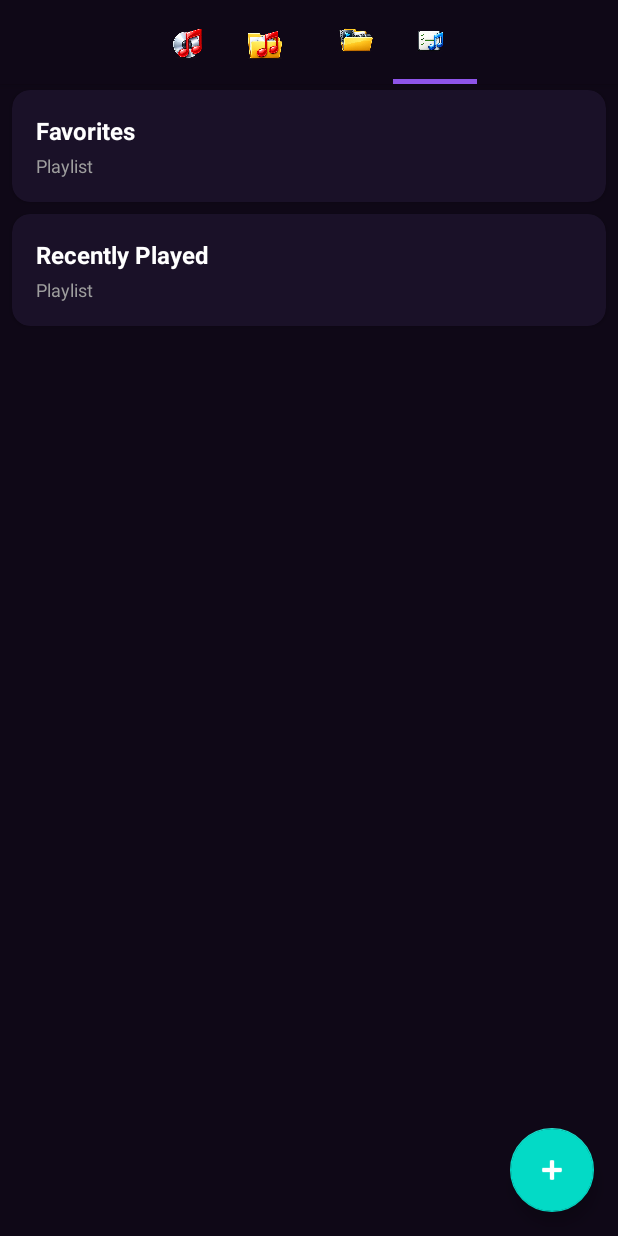
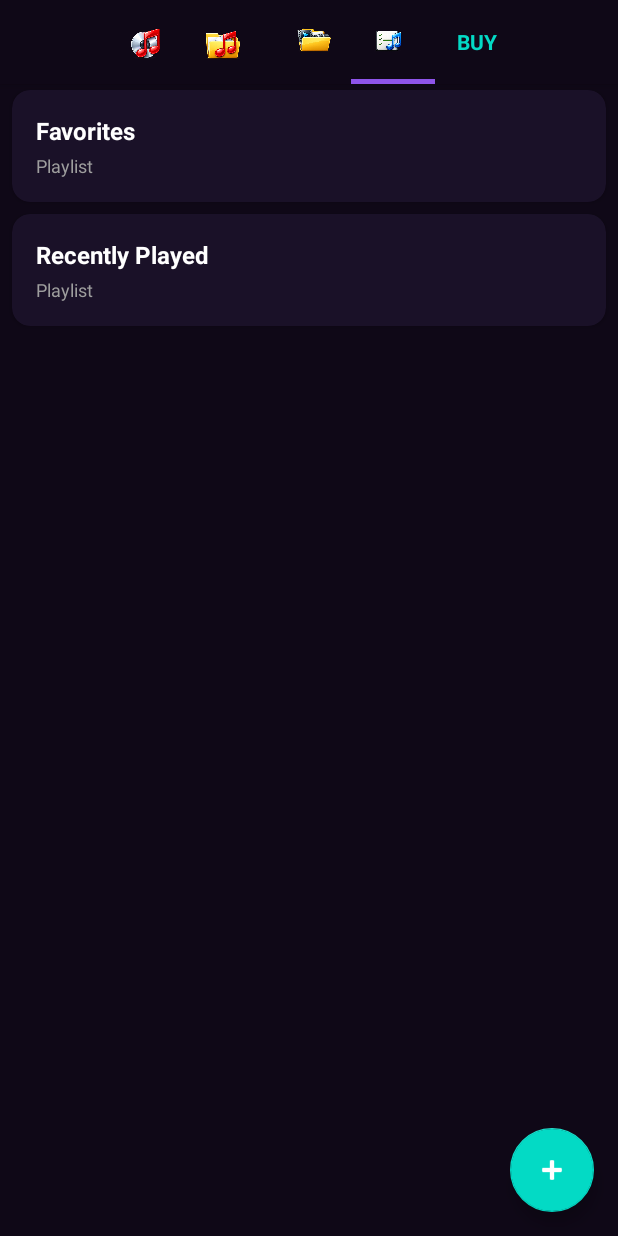
Before and after one commit to mafunacm/music, an Android app built with Jetpack Compose: the screen it shows after launch (MainActivity), tab 4 chosen, on a phone screen of 412 x 824 dp. Run offline under Robolectric (Android 15) with nearby library versions, the light colour scheme and no system bars; our stand-ins replace Room's generated code.

Commit message:
Update colors to teal, fix shuffle icon, and add BUY tab

```diff
--- a/app/src/main/java/com/musicplayer/MainActivity.kt
+++ b/app/src/main/java/com/musicplayer/MainActivity.kt
@@ -39,7 +39,8 @@ class MainActivity : AppCompatActivity() {
         AudioBrowseFragment.newInstance(),
         FolderBrowseFragment.newInstance(),
         VideoFolderBrowseFragment.newInstance(),
-        PlaylistBrowseFragment.newInstance()
+        PlaylistBrowseFragment.newInstance(),
+        com.musicplayer.fragments.BuyFragment.newInstance()
     )
 
     override fun onCreate(savedInstanceState: Bundle?) {
@@ -88,6 +89,23 @@ class MainActivity : AppCompatActivity() {
                 )
             }
         }
+        lifecycleScope.launch {
+            viewModel.shuffleModeEnabled.collectLatest { enabled ->
+                val color = if (enabled) getColor(R.color.accent_teal) else getColor(R.color.text_secondary)
+                binding.btnMiniShuffle.imageTintList = android.content.res.ColorStateList.valueOf(color)
+            }
+        }
+        lifecycleScope.launch {
+            viewModel.repeatMode.collectLatest { mode ->
+                val (icon, color) = when (mode) {
+                    androidx.media3.common.Player.REPEAT_MODE_OFF -> R.drawable.ic_repeat to R.color.text_secondary
+                    androidx.media3.common.Player.REPEAT_MODE_ONE -> R.drawable.ic_repeat_one to R.color.accent_teal
+                    else -> R.drawable.ic_repeat_all to R.color.accent_teal
+                }
+                binding.btnMiniRepeat.setImageResource(icon)
+                binding.btnMiniRepeat.imageTintList = android.content.res.ColorStateList.valueOf(getColor(color))
+            }
+        }
     }
 
     private fun setupTabs() {
@@ -96,6 +114,14 @@ class MainActivity : AppCompatActivity() {
         binding.viewPager.isUserInputEnabled = false
 
         TabLayoutMediator(binding.tabLayout, binding.viewPager) { tab, position ->
+            if (position == 4) {
+                val textView = android.widget.TextView(this)
+                textView.text = "BUY"
+                textView.setTextColor(getColor(R.color.accent_teal))
+                textView.setTypeface(null, android.graphics.Typeface.BOLD)
+                textView.gravity = android.view.Gravity.CENTER
+                tab.customView = textView
+            } else {
                 val customView = layoutInflater.inflate(R.layout.custom_tab, null)
                 val iconView = customView.findViewById<ImageView>(R.id.tabIcon)
                 iconView.setImageResource(when (position) {
@@ -105,6 +131,7 @@ class MainActivity : AppCompatActivity() {
                     else -> R.drawable.ic_tab_playlist
                 })
                 tab.customView = customView
+            }
         }.attach()
 
         binding.tabLayout.tabIconTint = null
@@ -119,6 +146,12 @@ class MainActivity : AppCompatActivity() {
         }
         binding.btnMiniPrev.setOnClickListener {
             viewModel.playPrevious()
+        }
+        binding.btnMiniShuffle.setOnClickListener {
+            viewModel.toggleShuffle()
+        }
+        binding.btnMiniRepeat.setOnClickListener {
+            viewModel.toggleRepeatMode()
         }
         binding.miniPlayer.setOnClickListener {
             startActivity(Intent(this, PlaylistActivity::class.java))
--- a/app/src/main/java/com/musicplayer/PlaylistActivity.kt
+++ b/app/src/main/java/com/musicplayer/PlaylistActivity.kt
@@ -274,7 +274,7 @@ class PlaylistActivity : AppCompatActivity() {
                 }
         launch {
             viewModel.shuffleModeEnabled.collect { enabled ->
-                val color = if (enabled) getColor(R.color.primary) else getColor(R.color.text_secondary)
+                val color = if (enabled) getColor(R.color.accent_teal) else getColor(R.color.text_secondary)
                 binding.fullPlayer.btnShuffle.setImageResource(R.drawable.ic_shuffle)
                 binding.fullPlayer.btnShuffle.imageTintList = android.content.res.ColorStateList.valueOf(color)
                 binding.btnShuffleHeader.setImageResource(R.drawable.ic_shuffle)
@@ -285,8 +285,8 @@ class PlaylistActivity : AppCompatActivity() {
             viewModel.repeatMode.collect { mode ->
                 val (icon, color) = when (mode) {
                     androidx.media3.common.Player.REPEAT_MODE_OFF -> R.drawable.ic_repeat to R.color.text_secondary
-                    androidx.media3.common.Player.REPEAT_MODE_ONE -> R.drawable.ic_repeat_one to R.color.primary
-                    else -> R.drawable.ic_repeat_all to R.color.primary
+                    androidx.media3.common.Player.REPEAT_MODE_ONE -> R.drawable.ic_repeat_one to R.color.accent_teal
+                    else -> R.drawable.ic_repeat_all to R.color.accent_teal
                 }
                 binding.fullPlayer.btnRepeat.setImageResource(icon)
                 binding.fullPlayer.btnRepeat.imageTintList = android.content.res.ColorStateList.valueOf(getColor(color))
--- /dev/null
+++ b/app/src/main/java/com/musicplayer/fragments/BuyFragment.kt
@@ -0,0 +1,31 @@
+package com.musicplayer.fragments
+
+import android.os.Bundle
+import android.view.LayoutInflater
+import android.view.View
+import android.view.ViewGroup
+import androidx.fragment.app.Fragment
+import com.musicplayer.databinding.FragmentBuyBinding
+
+class BuyFragment : Fragment() {
+    private var _binding: FragmentBuyBinding? = null
+    private val binding get() = _binding!!
+
+    companion object {
+        fun newInstance() = BuyFragment()
+    }
+
+    override fun onCreateView(
+        inflater: LayoutInflater,
+        container: ViewGroup?,
+        savedInstanceState: Bundle?
+    ): View {
+        _binding = FragmentBuyBinding.inflate(inflater, container, false)
+        return binding.root
+    }
+
+    override fun onDestroyView() {
+        super.onDestroyView()
+        _binding = null
+    }
+}
--- a/app/src/main/res/layout/activity_main.xml
+++ b/app/src/main/res/layout/activity_main.xml
@@ -129,12 +129,20 @@
                 app:layout_constraintBottom_toBottomOf="@+id/miniThumbnailCard">
 
                 <ImageButton
+                    android:id="@+id/btnMiniShuffle"
+                    android:layout_width="40dp"
+                    android:layout_height="40dp"
+                    android:background="?attr/selectableItemBackgroundBorderless"
+                    android:src="@drawable/ic_shuffle"
+                    app:tint="@color/accent_teal" />
+
+                <ImageButton
                     android:id="@+id/btnMiniPrev"
                     android:layout_width="40dp"
                     android:layout_height="40dp"
                     android:background="?attr/selectableItemBackgroundBorderless"
                     android:src="@android:drawable/ic_media_previous"
-                    app:tint="@color/white" />
+                    app:tint="@color/accent_teal" />
 
                 <ImageButton
                     android:id="@+id/playPauseButton"
@@ -142,7 +150,7 @@
                     android:layout_height="40dp"
                     android:background="?attr/selectableItemBackgroundBorderless"
                     android:src="@android:drawable/ic_media_play"
-                    app:tint="@color/white" />
+                    app:tint="@color/accent_teal" />
 
                 <ImageButton
                     android:id="@+id/btnMiniNext"
@@ -150,7 +158,15 @@
                     android:layout_height="40dp"
                     android:background="?attr/selectableItemBackgroundBorderless"
                     android:src="@android:drawable/ic_media_next"
-                    app:tint="@color/white" />
+                    app:tint="@color/accent_teal" />
+
+                <ImageButton
+                    android:id="@+id/btnMiniRepeat"
+                    android:layout_width="40dp"
+                    android:layout_height="40dp"
+                    android:background="?attr/selectableItemBackgroundBorderless"
+                    android:src="@drawable/ic_repeat"
+                    app:tint="@color/accent_teal" />
 
                 <ImageButton
                     android:id="@+id/btnOpenPlaylist"
@@ -158,7 +174,7 @@
                     android:layout_height="40dp"
                     android:background="?attr/selectableItemBackgroundBorderless"
                     android:src="@android:drawable/ic_menu_agenda"
-                    app:tint="@color/white" />
+                    app:tint="@color/accent_teal" />
             </LinearLayout>
 
             <TextView
--- a/app/src/main/res/layout/fragment_browse.xml
+++ b/app/src/main/res/layout/fragment_browse.xml
@@ -18,8 +18,9 @@
         android:layout_height="wrap_content"
         android:layout_marginEnd="16dp"
         android:layout_marginBottom="16dp"
-        android:src="@android:drawable/ic_menu_sort_by_size"
+        android:src="@drawable/ic_shuffle"
         android:visibility="gone"
+        app:backgroundTint="@color/accent_teal"
         app:layout_constraintBottom_toTopOf="@id/fabAddPlaylist"
         app:layout_constraintEnd_toEndOf="parent"
         app:tint="@color/white"
@@ -32,6 +33,7 @@
         android:layout_margin="16dp"
         android:src="@android:drawable/ic_input_add"
         android:visibility="gone"
+        app:backgroundTint="@color/accent_teal"
         app:layout_constraintBottom_toBottomOf="parent"
         app:layout_constraintEnd_toEndOf="parent"
         app:tint="@color/white" />
--- a/app/src/main/res/values/colors.xml
+++ b/app/src/main/res/values/colors.xml
@@ -3,6 +3,8 @@
     <color name="primary">#8E54E9</color>
     <color name="primary_variant">#4776E6</color>
     <color name="secondary">#8E54E9</color>
+
+    <color name="accent_teal">#03DAC5</color>
 
     <color name="background">#0F0817</color>
     <color name="surface">#1A1128</color>
```
Also changed, not shown: app/src/main/res/layout/activity_playlist.xml (+6 -6 lines), app/src/main/res/layout/fragment_buy.xml (added, +20 -0 lines), app/src/main/res/layout/layout_full_player.xml (+14 -14 lines). Lines whose indentation alone changed are shown as unchanged.
